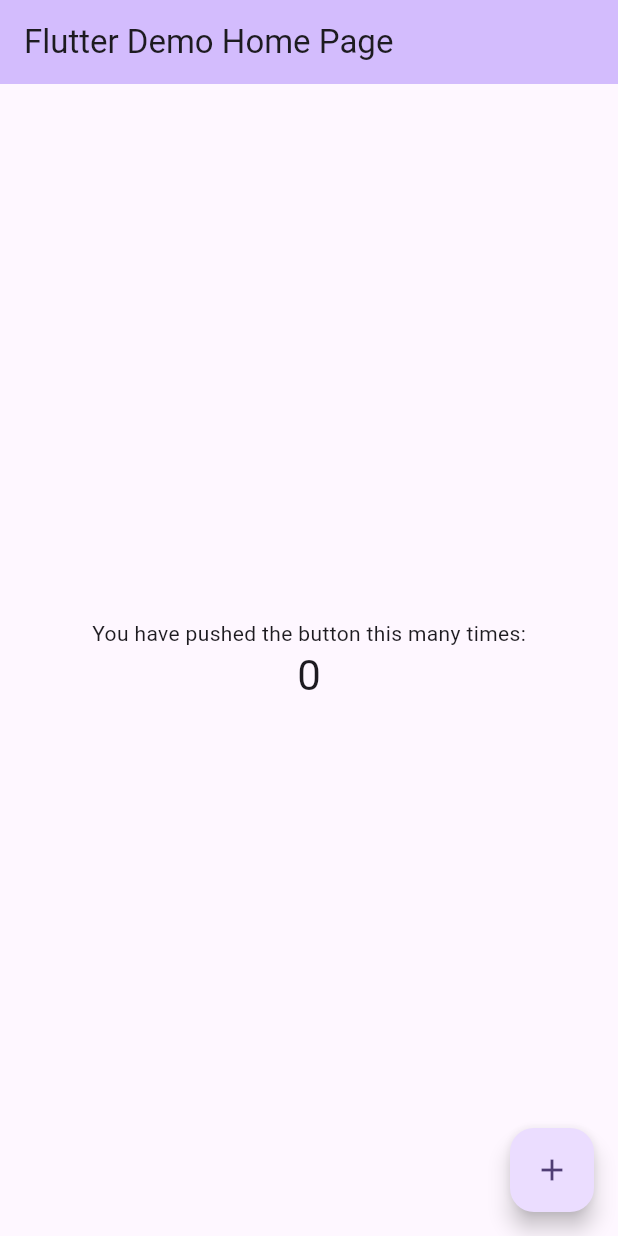
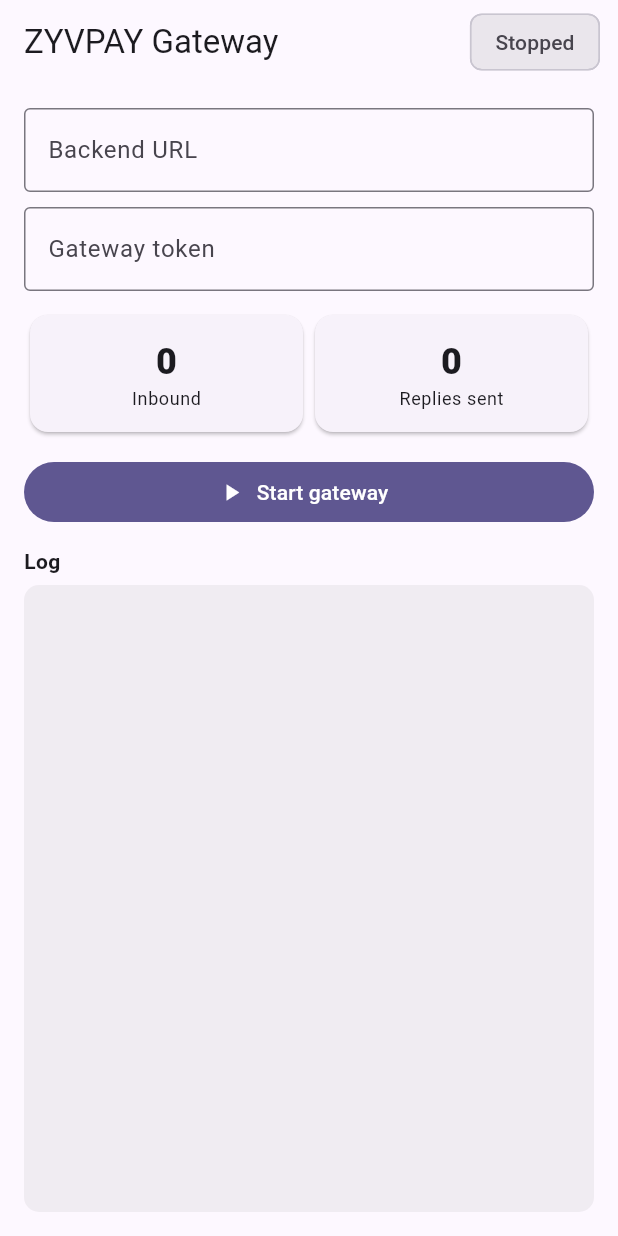
Before and after one commit to techzone895-lab/ZYVPAY, a Flutter app: the screen it shows after launch, on a phone screen of 412 x 824 dp. Run offline on Flutter 3.47's test engine with Material 3 defaults, Android fonts, the phone set to English and light mode, and no system bars; our stand-ins replace connectivity_plus, flutter_secure_storage, permission_handler, shared_preferences; missing offline and left inert: mobile_scanner.

Commit message:
Add SMS gateway app, CI (APK build + backend tests) and README
Co-Authored-By: Claude Opus 4.8 <noreply@anthropic.com>
Claude-Session: https://claude.ai/code/session_01XtW7exUVr6wyNgXUSyY67m

```diff
--- a/gateway/lib/main.dart
+++ b/gateway/lib/main.dart
@@ -1,122 +1,215 @@
+import 'dart:async';
+import 'dart:convert';
+
 import 'package:flutter/material.dart';
+import 'package:http/http.dart' as http;
+import 'package:permission_handler/permission_handler.dart';
+import 'package:shared_preferences/shared_preferences.dart';
+import 'package:zyv_sms/zyv_sms.dart';
 
-void main() {
-  runApp(const MyApp());
+/// ZYVPAY SMS Gateway.
+///
+/// Runs on the operator's own phone with the ZYVPAY service SIM. It relays the
+/// ZP1 SMS that users send to the backend, and sends the backend's reply SMS back.
+/// This is service infrastructure the operator controls — it only ever replies to
+/// numbers that first messaged this SIM.
+Future<void> main() async {
+  WidgetsFlutterBinding.ensureInitialized();
+  runApp(const GatewayApp());
 }
 
-class MyApp extends StatelessWidget {
-  const MyApp({super.key});
+class GatewayApp extends StatelessWidget {
+  const GatewayApp({super.key});
 
-  // This widget is the root of your application.
   @override
   Widget build(BuildContext context) {
     return MaterialApp(
-      title: 'Flutter Demo',
-      theme: ThemeData(
-        // This is the theme of your application.
-        //
-        // TRY THIS: Try running your application with "flutter run". You'll see
-        // the application has a purple toolbar. Then, without quitting the app,
-        // try changing the seedColor in the colorScheme below to Colors.green
-        // and then invoke "hot reload" (save your changes or press the "hot
-        // reload" button in a Flutter-supported IDE, or press "r" if you used
-        // the command line to start the app).
-        //
-        // Notice that the counter didn't reset back to zero; the application
-        // state is not lost during the reload. To reset the state, use hot
-        // restart instead.
-        //
-        // This works for code too, not just values: Most code changes can be
-        // tested with just a hot reload.
-        colorScheme: .fromSeed(seedColor: Colors.deepPurple),
-      ),
-      home: const MyHomePage(title: 'Flutter Demo Home Page'),
+      title: 'ZYVPAY Gateway',
+      debugShowCheckedModeBanner: false,
+      theme: ThemeData(useMaterial3: true, colorSchemeSeed: const Color(0xFF4A2FBD)),
+      home: const GatewayHome(),
     );
   }
 }
 
-class MyHomePage extends StatefulWidget {
-  const MyHomePage({super.key, required this.title});
-
-  // This widget is the home page of your application. It is stateful, meaning
-  // that it has a State object (defined below) that contains fields that affect
-  // how it looks.
-
-  // This class is the configuration for the state. It holds the values (in this
-  // case the title) provided by the parent (in this case the App widget) and
-  // used by the build method of the State. Fields in a Widget subclass are
-  // always marked "final".
-
-  final String title;
+class GatewayHome extends StatefulWidget {
+  const GatewayHome({super.key});
 
   @override
-  State<MyHomePage> createState() => _MyHomePageState();
+  State<GatewayHome> createState() => _GatewayHomeState();
 }
 
-class _MyHomePageState extends State<MyHomePage> {
-  int _counter = 0;
+class _GatewayHomeState extends State<GatewayHome> {
+  final _url = TextEditingController();
+  final _token = TextEditingController();
+  final _log = <String>[];
+  SharedPreferences? _prefs;
+  StreamSubscription<IncomingSms>? _sub;
+  Timer? _poll;
+  bool _running = false;
+  int _inCount = 0;
+  int _outCount = 0;
 
-  void _incrementCounter() {
+  @override
+  void initState() {
+    super.initState();
+    _init();
+  }
+
+  Future<void> _init() async {
+    _prefs = await SharedPreferences.getInstance();
+    _url.text = _prefs!.getString('url') ?? '';
+    _token.text = _prefs!.getString('token') ?? '';
+    setState(() {});
+  }
+
+  @override
+  void dispose() {
+    _sub?.cancel();
+    _poll?.cancel();
+    _url.dispose();
+    _token.dispose();
+    super.dispose();
+  }
+
+  void _add(String line) {
+    final ts = TimeOfDay.now().format(context);
     setState(() {
-      // This call to setState tells the Flutter framework that something has
-      // changed in this State, which causes it to rerun the build method below
-      // so that the display can reflect the updated values. If we changed
-      // _counter without calling setState(), then the build method would not be
-      // called again, and so nothing would appear to happen.
-      _counter++;
+      _log.insert(0, '$ts  $line');
+      if (_log.length > 200) _log.removeLast();
     });
+  }
+
+  Map<String, String> get _headers => {'Content-Type': 'application/json', 'X-Gateway-Token': _token.text.trim()};
+  Uri _uri(String path) => Uri.parse('${_url.text.trim()}$path');
+
+  Future<void> _start() async {
+    final grants = await [Permission.sms].request();
+    if (grants[Permission.sms] != PermissionStatus.granted) {
+      _add('SMS permission chahiye.');
+      return;
+    }
+    await _prefs!.setString('url', _url.text.trim());
+    await _prefs!.setString('token', _token.text.trim());
+
+    _sub = ZyvSms.incoming.listen((m) => _forward(m.from, m.body));
+    for (final m in await ZyvSms.drain()) {
+      _forward(m.from, m.body);
+    }
+    _poll = Timer.periodic(const Duration(seconds: 5), (_) => _drainOutbox());
+    setState(() => _running = true);
+    _add('Gateway shuru. Incoming SMS sun raha hai.');
+    _drainOutbox();
+  }
+
+  void _stop() {
+    _sub?.cancel();
+    _poll?.cancel();
+    setState(() => _running = false);
+    _add('Gateway band.');
+  }
+
+  Future<void> _forward(String from, String body) async {
+    try {
+      final res = await http.post(_uri('/gateway/inbound'), headers: _headers, body: jsonEncode({'from': from, 'body': body}));
+      if (res.statusCode == 200) {
+        final outcome = (jsonDecode(res.body) as Map)['outcome'];
+        setState(() => _inCount++);
+        _add('IN  $from  →  $outcome');
+        _drainOutbox();
+      } else {
+        _add('IN  $from  HTTP ${res.statusCode}');
+      }
+    } catch (e) {
+      _add('IN  forward fail: $e');
+    }
+  }
+
+  Future<void> _drainOutbox() async {
+    try {
+      final res = await http.get(_uri('/gateway/outbox?limit=10'), headers: _headers);
+      if (res.statusCode != 200) return;
+      final msgs = (jsonDecode(res.body) as Map)['messages'] as List;
+      for (final m in msgs) {
+        final id = m['id'];
+        final err = await ZyvSms.send(m['to'] as String, m['body'] as String);
+        await http.post(_uri('/gateway/outbox/$id/ack'), headers: _headers, body: jsonEncode({'ok': err == null, 'error': err}));
+        if (err == null) {
+          setState(() => _outCount++);
+          _add('OUT ${m['to']}  sent');
+        } else {
+          _add('OUT ${m['to']}  $err');
+        }
+      }
+    } catch (e) {
+      _add('OUT drain fail: $e');
+    }
   }
 
   @override
   Widget build(BuildContext context) {
-    // This method is rerun every time setState is called, for instance as done
-    // by the _incrementCounter method above.
-    //
-    // The Flutter framework has been optimized to make rerunning build methods
-    // fast, so that you can just rebuild anything that needs updating rather
-    // than having to individually change instances of widgets.
     return Scaffold(
       appBar: AppBar(
-        // TRY THIS: Try changing the color here to a specific color (to
-        // Colors.amber, perhaps?) and trigger a hot reload to see the AppBar
-        // change color while the other colors stay the same.
-        backgroundColor: Theme.of(context).colorScheme.inversePrimary,
-        // Here we take the value from the MyHomePage object that was created by
-        // the App.build method, and use it to set our appbar title.
-        title: Text(widget.title),
+        title: const Text('ZYVPAY Gateway'),
+        actions: [
+          Padding(
+            padding: const EdgeInsets.only(right: 12),
+            child: Chip(
+              label: Text(_running ? 'Running' : 'Stopped'),
+              backgroundColor: (_running ? Colors.green : Colors.grey).withValues(alpha: 0.2),
+            ),
+          ),
+        ],
       ),
-      body: Center(
-        // Center is a layout widget. It takes a single child and positions it
-        // in the middle of the parent.
-        child: Column(
-          // Column is also a layout widget. It takes a list of children and
-          // arranges them vertically. By default, it sizes itself to fit its
-          // children horizontally, and tries to be as tall as its parent.
-          //
-          // Column has various properties to control how it sizes itself and
-          // how it positions its children. Here we use mainAxisAlignment to
-          // center the children vertically; the main axis here is the vertical
-          // axis because Columns are vertical (the cross axis would be
-          // horizontal).
-          //
-          // TRY THIS: Invoke "debug painting" (choose the "Toggle Debug Paint"
-          // action in the IDE, or press "p" in the console), to see the
-          // wireframe for each widget.
-          mainAxisAlignment: .center,
-          children: [
-            const Text('You have pushed the button this many times:'),
-            Text(
-              '$_counter',
-              style: Theme.of(context).textTheme.headlineMedium,
+      body: Padding(
+        padding: const EdgeInsets.all(16),
+        child: Column(crossAxisAlignment: CrossAxisAlignment.stretch, children: [
+          TextField(controller: _url, enabled: !_running, decoration: const InputDecoration(labelText: 'Backend URL', border: OutlineInputBorder())),
+          const SizedBox(height: 10),
+          TextField(controller: _token, enabled: !_running, obscureText: true, decoration: const InputDecoration(labelText: 'Gateway token', border: OutlineInputBorder())),
+          const SizedBox(height: 12),
+          Row(children: [
+            Expanded(child: _Stat(label: 'Inbound', value: _inCount)),
+            Expanded(child: _Stat(label: 'Replies sent', value: _outCount)),
+          ]),
+          const SizedBox(height: 12),
+          FilledButton.icon(
+            onPressed: _running ? _stop : _start,
+            icon: Icon(_running ? Icons.stop : Icons.play_arrow),
+            label: Text(_running ? 'Stop gateway' : 'Start gateway'),
+          ),
+          const SizedBox(height: 12),
+          const Align(alignment: Alignment.centerLeft, child: Text('Log', style: TextStyle(fontWeight: FontWeight.bold))),
+          const SizedBox(height: 6),
+          Expanded(
+            child: Container(
+              width: double.infinity,
+              padding: const EdgeInsets.all(10),
+              decoration: BoxDecoration(color: Colors.black.withValues(alpha: 0.05), borderRadius: BorderRadius.circular(10)),
+              child: ListView(children: _log.map((l) => Text(l, style: const TextStyle(fontFamily: 'monospace', fontSize: 12))).toList()),
             ),
-          ],
-        ),
-      ),
-      floatingActionButton: FloatingActionButton(
-        onPressed: _incrementCounter,
-        tooltip: 'Increment',
-        child: const Icon(Icons.add),
+          ),
+        ]),
       ),
     );
   }
 }
+
+class _Stat extends StatelessWidget {
+  const _Stat({required this.label, required this.value});
+  final String label;
+  final int value;
+
+  @override
+  Widget build(BuildContext context) {
+    return Card(
+      child: Padding(
+        padding: const EdgeInsets.all(14),
+        child: Column(children: [
+          Text('$value', style: const TextStyle(fontSize: 24, fontWeight: FontWeight.w800)),
+          Text(label, style: Theme.of(context).textTheme.bodySmall),
+        ]),
+      ),
+    );
+  }
+}
--- a/gateway/pubspec.yaml
+++ b/gateway/pubspec.yaml
@@ -34,6 +34,11 @@ dependencies:
   # The following adds the Cupertino Icons font to your application.
   # Use with the CupertinoIcons class for iOS style icons.
   cupertino_icons: ^1.0.8
+  http: ^1.6.0
+  shared_preferences: ^2.5.6
+  permission_handler: ^13.0.2
+  zyv_sms:
+    path: ../packages/zyv_sms
 
 dev_dependencies:
   flutter_test:
```
Also changed, not shown: gateway/pubspec.lock, 4 other files.
